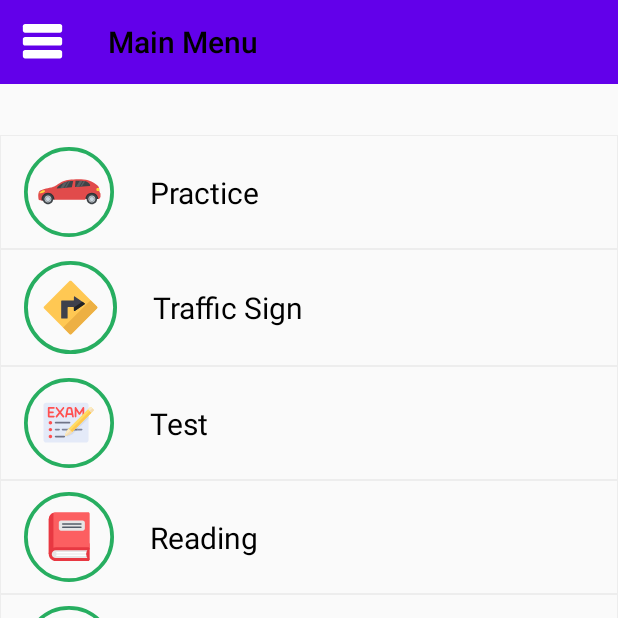
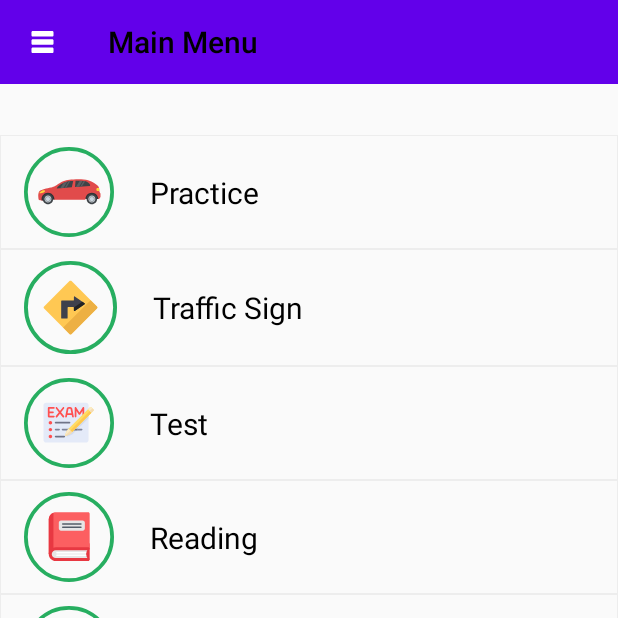
Before and after one commit to Delug3/DriverLicenseTests, an Android app: the MainMenuActivity screen opened directly, with no data from a screen before it, on a phone screen of 412 x 824 dp, the top half of it. Run offline under Robolectric (Android 15) with nearby library versions, the phone set to English and light mode, and no system bars; Roboto replaces fonts that are not available here.

Commit message:
updated size

```diff
--- a/app/src/main/res/drawable/ic_lateral_menu_white.xml
+++ b/app/src/main/res/drawable/ic_lateral_menu_white.xml
@@ -1,6 +1,6 @@
 <vector xmlns:android="http://schemas.android.com/apk/res/android"
-    android:width="27dp"
-    android:height="24dp"
+    android:width="15dp"
+    android:height="15dp"
     android:viewportWidth="27"
     android:viewportHeight="24">
   <path
```
